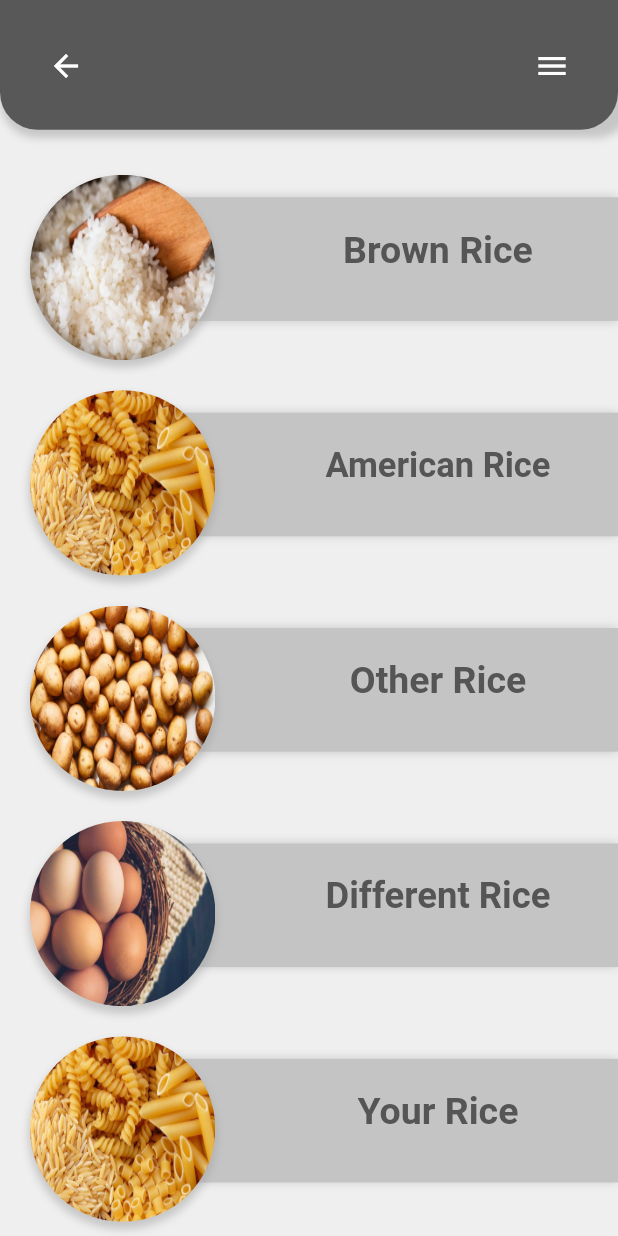
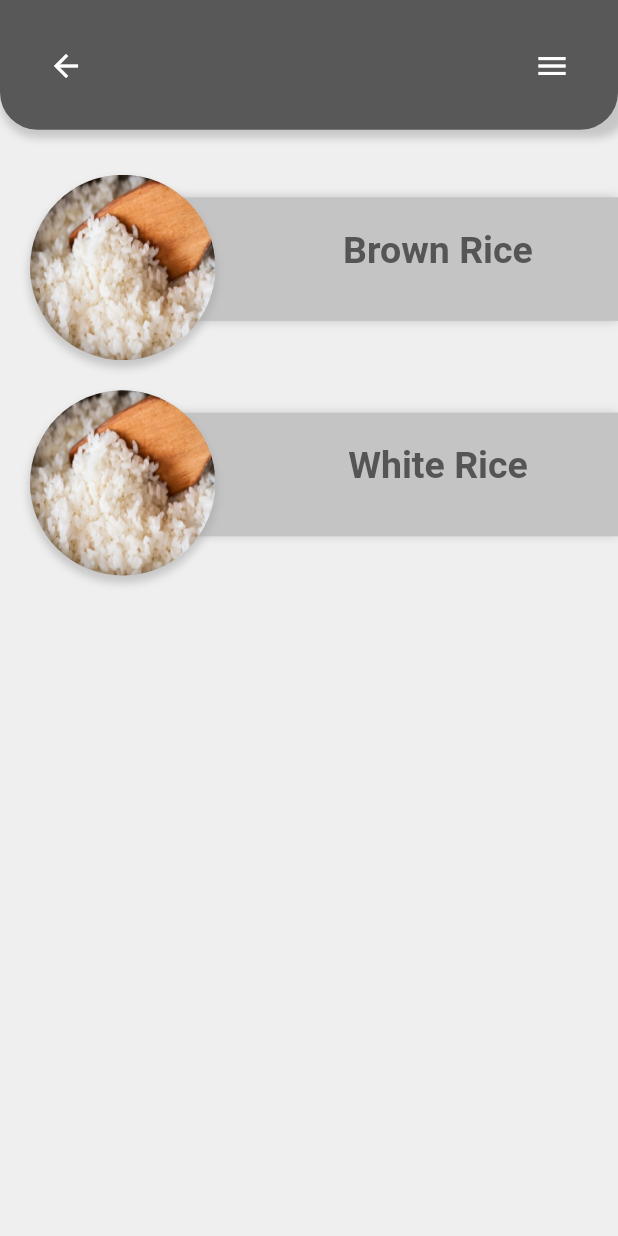
Before and after one commit to reszka-m/boil_app, a Flutter app: the screen it shows after launch, after a tap on "Rice", on a phone screen of 412 x 824 dp. Run offline on Flutter 3.47's test engine with Material 2 defaults, Android fonts, the phone set to English and light mode, and no system bars.

Commit message:
Automatically generated item_list_2

```diff
--- a/lib/screens/epanded_screen/components/item_list_2.dart
+++ b/lib/screens/epanded_screen/components/item_list_2.dart
@@ -15,40 +15,7 @@ class ItemList2 extends StatelessWidget {
     return Expanded(
       child: SingleChildScrollView(
         child: Column(
-          children: <Widget>[
-            // Brown Rice => data[0]
-            SingleTile(
-              image: "assets/images/rice.jpg",
-              name: "Brown Rice",
-              press: () => {
-                Navigator.pushNamed(
-                  context,
-                  '/timer',
-                  arguments: data[0],
-                ),
-              },
-            ),
-            SingleTile(
-              image: "assets/images/pasta.jpg",
-              name: "American Rice",
-            ),
-            SingleTile(
-              image: "assets/images/potatoes.jpg",
-              name: "Other Rice",
-            ),
-            SingleTile(
-              image: "assets/images/eggs.jpg",
-              name: "Different Rice",
-            ),
-            SingleTile(
-              image: "assets/images/pasta.jpg",
-              name: "Your Rice",
-            ),
-            SingleTile(
-              image: "assets/images/pasta.jpg",
-              name: "Hard Boiled Eggs",
-            ),
-          ],
+          children: generateTiles(context, data),
         ),
       ),
     );
@@ -139,3 +106,26 @@ class SingleTile extends StatelessWidget {
     );
   }
 }
+
+List<SingleTile> generateTiles(
+  BuildContext context,
+  List<DataModel> data,
+) {
+  List<SingleTile> tiles = [];
+  for (var i = 0; i < data.length; i++) {
+    tiles.add(
+      SingleTile(
+        image: data[i].imagePath,
+        name: data[i].name,
+        press: () => {
+          Navigator.pushNamed(
+            context,
+            '/timer',
+            arguments: data[i],
+          ),
+        },
+      ),
+    );
+  }
+  return tiles;
+}
```
